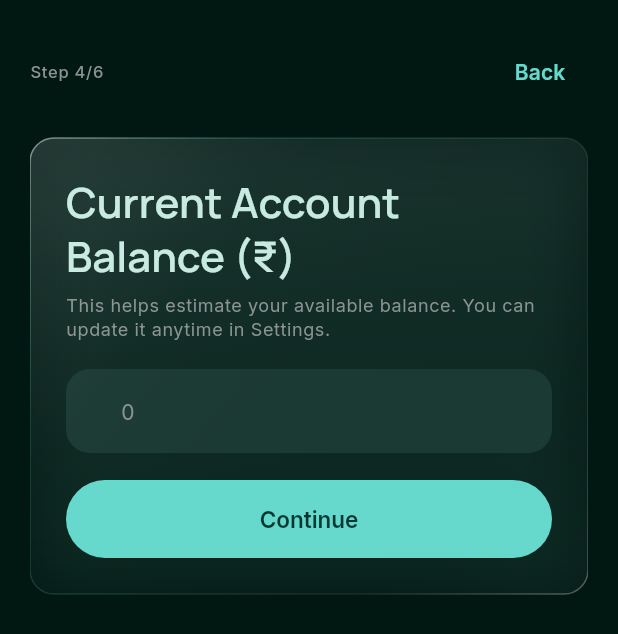
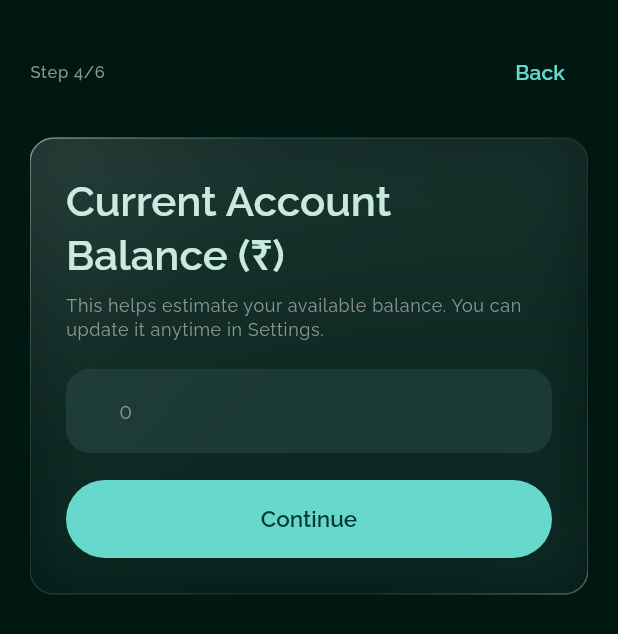
Before and after one commit to Kropout/Purze-app, a Flutter app: the screen it shows after launch, swiped to page 4, on a phone screen of 412 x 824 dp. Shown: the top 634 px of the screen. Run offline on Flutter 3.47's test engine with Material 3 defaults, Android fonts, the phone set to English and light mode, and no system bars; our stand-ins replace fl_chart, flutter_riverpod, google_fonts, hive, hive_flutter, permission_handler; accounts and stored records are empty.

Commit message:
Added estimated balance widget +font family changed to Raleway

```diff
--- a/lib/core/theme/app_theme.dart
+++ b/lib/core/theme/app_theme.dart
@@ -44,11 +44,16 @@ class AppTheme {
         surfaceTint: AppColors.surfaceTint,
       ),
       textTheme: _buildTextTheme(AppColors.onSurface, AppColors.onSurfaceVariant),
-      appBarTheme: const AppBarTheme(
+      appBarTheme: AppBarTheme(
         backgroundColor: AppColors.surface,
         foregroundColor: AppColors.onSurface,
         elevation: 0,
         centerTitle: false,
+        titleTextStyle: GoogleFonts.raleway(
+          color: AppColors.onSurface,
+          fontSize: 20,
+          fontWeight: FontWeight.w700,
+        ),
       ),
       navigationBarTheme: NavigationBarThemeData(
         backgroundColor: AppColors.surfaceContainer,
@@ -61,13 +66,13 @@ class AppTheme {
         }),
         labelTextStyle: WidgetStateProperty.resolveWith((states) {
           if (states.contains(WidgetState.selected)) {
-            return GoogleFonts.inter(
+            return GoogleFonts.raleway(
               color: AppColors.primary,
               fontSize: 12,
               fontWeight: FontWeight.w600,
             );
           }
-          return GoogleFonts.inter(
+          return GoogleFonts.raleway(
             color: AppColors.outline,
             fontSize: 12,
             fontWeight: FontWeight.w500,
@@ -84,7 +89,7 @@ class AppTheme {
       chipTheme: ChipThemeData(
         backgroundColor: AppColors.surfaceContainerHigh,
         selectedColor: AppColors.primaryContainer,
-        labelStyle: GoogleFonts.inter(
+        labelStyle: GoogleFonts.raleway(
           color: AppColors.onSurface,
           fontSize: 13,
           fontWeight: FontWeight.w500,
@@ -109,7 +114,7 @@ class AppTheme {
           borderRadius: BorderRadius.circular(16),
           borderSide: const BorderSide(color: AppColors.primary, width: 2),
         ),
-        hintStyle: GoogleFonts.inter(
+        hintStyle: GoogleFonts.raleway(
           color: AppColors.outline,
           fontSize: 14,
         ),
@@ -124,7 +129,7 @@ class AppTheme {
           shape: RoundedRectangleBorder(
             borderRadius: BorderRadius.circular(9999),
           ),
-          textStyle: GoogleFonts.inter(
+          textStyle: GoogleFonts.raleway(
             fontSize: 15,
             fontWeight: FontWeight.w600,
           ),
@@ -172,11 +177,16 @@ class AppTheme {
         surfaceTint: AppColors.lightPrimary,
       ),
       textTheme: _buildTextTheme(AppColors.lightOnSurface, AppColors.lightOnSurfaceVariant),
-      appBarTheme: const AppBarTheme(
+      appBarTheme: AppBarTheme(
         backgroundColor: AppColors.lightSurface,
         foregroundColor: AppColors.lightOnSurface,
         elevation: 0,
         centerTitle: false,
+        titleTextStyle: GoogleFonts.raleway(
+          color: AppColors.lightOnSurface,
+          fontSize: 20,
+          fontWeight: FontWeight.w700,
+        ),
       ),
       navigationBarTheme: NavigationBarThemeData(
         backgroundColor: AppColors.lightSurfaceContainer,
@@ -189,13 +199,13 @@ class AppTheme {
         }),
         labelTextStyle: WidgetStateProperty.resolveWith((states) {
           if (states.contains(WidgetState.selected)) {
-            return GoogleFonts.inter(
+            return GoogleFonts.raleway(
               color: AppColors.lightPrimary,
               fontSize: 12,
               fontWeight: FontWeight.w600,
             );
           }
-          return GoogleFonts.inter(
+          return GoogleFonts.raleway(
             color: AppColors.lightOutline,
             fontSize: 12,
             fontWeight: FontWeight.w500,
@@ -212,7 +222,7 @@ class AppTheme {
       chipTheme: ChipThemeData(
         backgroundColor: AppColors.lightSurfaceContainerHigh,
         selectedColor: AppColors.lightPrimaryContainer,
-        labelStyle: GoogleFonts.inter(
+        labelStyle: GoogleFonts.raleway(
           color: AppColors.lightOnSurface,
           fontSize: 13,
           fontWeight: FontWeight.w500,
@@ -237,7 +247,7 @@ class AppTheme {
           borderRadius: BorderRadius.circular(16),
           borderSide: const BorderSide(color: AppColors.lightPrimary, width: 2),
         ),
-        hintStyle: GoogleFonts.inter(
+        hintStyle: GoogleFonts.raleway(
           color: AppColors.lightOutline,
           fontSize: 14,
         ),
@@ -252,7 +262,7 @@ class AppTheme {
           shape: RoundedRectangleBorder(
             borderRadius: BorderRadius.circular(9999),
           ),
-          textStyle: GoogleFonts.inter(
+          textStyle: GoogleFonts.raleway(
             fontSize: 15,
             fontWeight: FontWeight.w600,
           ),
@@ -263,86 +273,86 @@ class AppTheme {
 
   static TextTheme _buildTextTheme(Color onSurface, Color onSurfaceVariant) {
     return TextTheme(
-      displayLarge: GoogleFonts.manrope(
+      displayLarge: GoogleFonts.raleway(
         fontSize: 56,
         fontWeight: FontWeight.w700,
         color: onSurface,
         letterSpacing: -1.5,
       ),
-      displayMedium: GoogleFonts.manrope(
+      displayMedium: GoogleFonts.raleway(
         fontSize: 45,
         fontWeight: FontWeight.w700,
         color: onSurface,
         letterSpacing: -0.5,
       ),
-      displaySmall: GoogleFonts.manrope(
+      displaySmall: GoogleFonts.raleway(
         fontSize: 36,
         fontWeight: FontWeight.w600,
         color: onSurface,
       ),
-      headlineLarge: GoogleFonts.manrope(
+      headlineLarge: GoogleFonts.raleway(
         fontSize: 32,
         fontWeight: FontWeight.w700,
         color: onSurface,
       ),
-      headlineMedium: GoogleFonts.manrope(
+      headlineMedium: GoogleFonts.raleway(
         fontSize: 28,
         fontWeight: FontWeight.w600,
         color: onSurface,
       ),
-      headlineSmall: GoogleFonts.manrope(
+      headlineSmall: GoogleFonts.raleway(
         fontSize: 24,
         fontWeight: FontWeight.w600,
         color: onSurface,
       ),
-      titleLarge: GoogleFonts.inter(
+      titleLarge: GoogleFonts.raleway(
         fontSize: 22,
         fontWeight: FontWeight.w600,
         color: onSurface,
       ),
-      titleMedium: GoogleFonts.inter(
+      titleMedium: GoogleFonts.raleway(
         fontSize: 16,
         fontWeight: FontWeight.w600,
         color: onSurface,
         letterSpacing: 0.15,
       ),
-      titleSmall: GoogleFonts.inter(
+      titleSmall: GoogleFonts.raleway(
         fontSize: 14,
         fontWeight: FontWeight.w500,
         color: onSurface,
         letterSpacing: 0.1,
       ),
-      bodyLarge: GoogleFonts.inter(
+      bodyLarge: GoogleFonts.raleway(
         fontSize: 16,
         fontWeight: FontWeight.w400,
         color: onSurface,
         letterSpacing: 0.5,
       ),
-      bodyMedium: GoogleFonts.inter(
+      bodyMedium: GoogleFonts.raleway(
         fontSize: 14,
         fontWeight: FontWeight.w400,
         color: onSurface,
         letterSpacing: 0.25,
       ),
-      bodySmall: GoogleFonts.inter(
+      bodySmall: GoogleFonts.raleway(
         fontSize: 12,
         fontWeight: FontWeight.w400,
         color: onSurfaceVariant,
         letterSpacing: 0.4,
       ),
-      labelLarge: GoogleFonts.inter(
+      labelLarge: GoogleFonts.raleway(
         fontSize: 14,
         fontWeight: FontWeight.w600,
         color: onSurface,
         letterSpacing: 0.1,
       ),
-      labelMedium: GoogleFonts.inter(
+      labelMedium: GoogleFonts.raleway(
         fontSize: 12,
         fontWeight: FontWeight.w500,
         color: onSurface,
         letterSpacing: 0.5,
       ),
-      labelSmall: GoogleFonts.inter(
+      labelSmall: GoogleFonts.raleway(
         fontSize: 11,
         fontWeight: FontWeight.w500,
         color: onSurfaceVariant,
```
Also changed, not shown: 1 other file.
